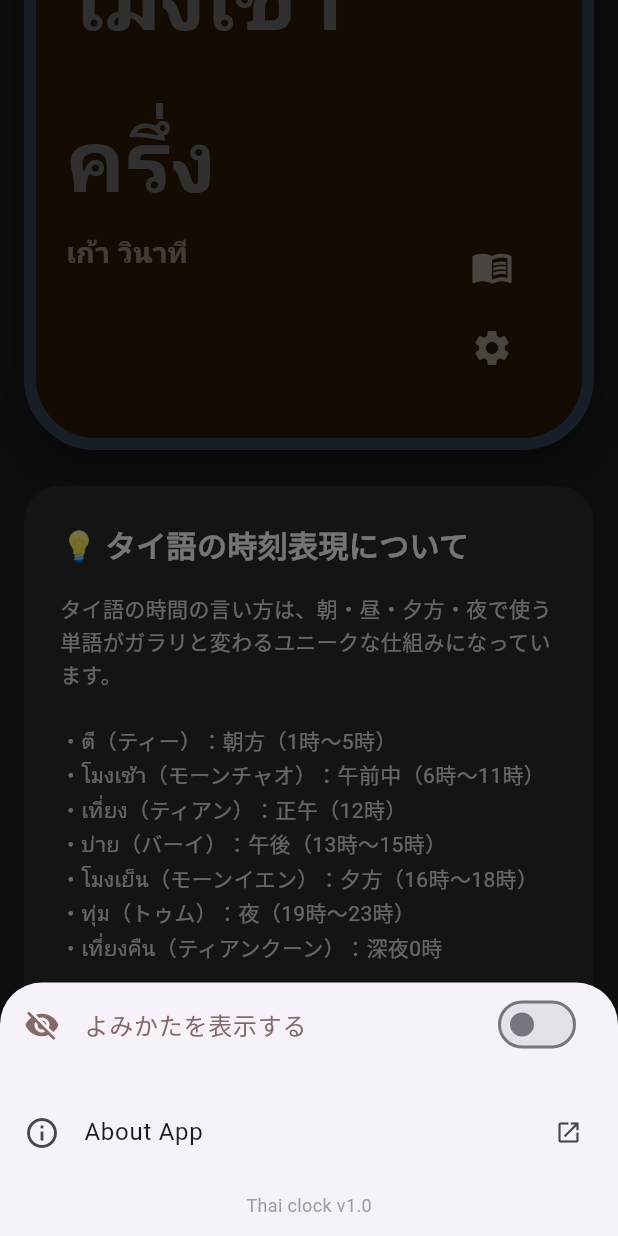
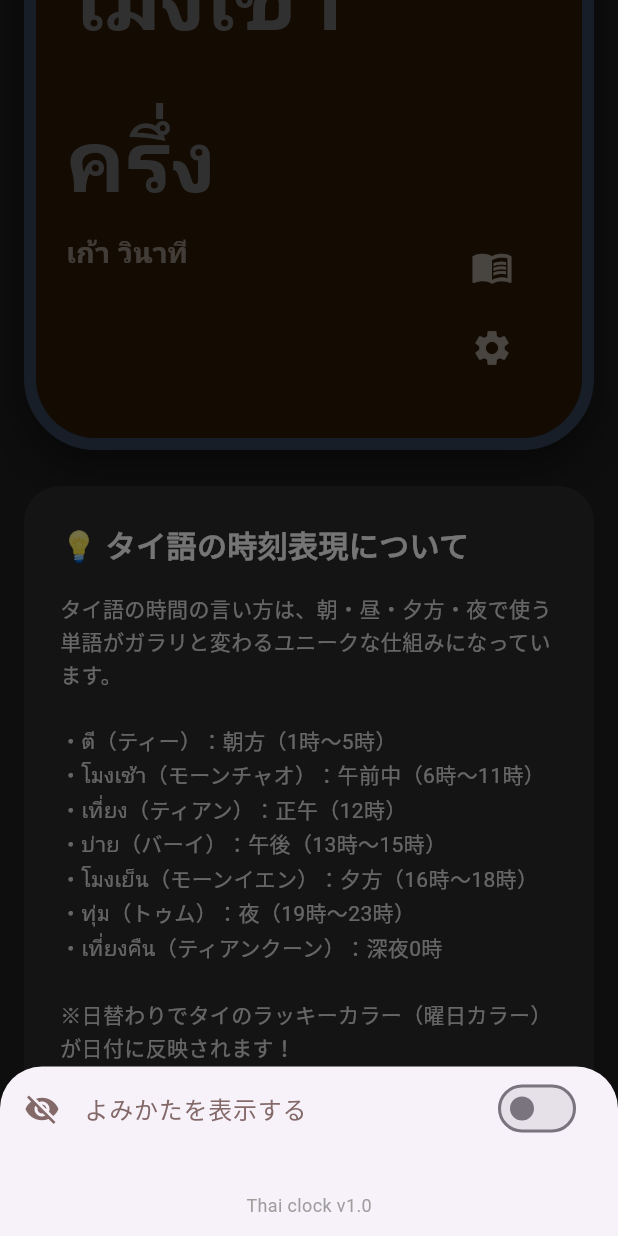
Before and after one commit to nsquaredtokyo-k/thaiclock-web, a Flutter app: the screen it shows after launch, scrolled down 576 dp, after a tap on the "settings" icon, on a phone screen of 412 x 824 dp. Run offline on Flutter 3.47's test engine with Material 3 defaults, Android fonts, the phone set to English and light mode, and no system bars; our stand-ins replace google_fonts; Roboto replaces fonts that are missing (Sarabun).

```diff
--- a/lib/main.dart
+++ b/lib/main.dart
@@ -1,8 +1,6 @@
 import 'dart:async';
 import 'package:flutter/material.dart';
-//import 'package:intl/intl.dart';
 import 'thaiwords.dart';
-//import 'package:flutter/foundation.dart'; // kIsWeb を使うために必要
 import 'package:url_launcher/url_launcher.dart'; // 外部リンクへ繋げる
 import 'package:google_fonts/google_fonts.dart';
 
@@ -417,17 +415,17 @@ class _ThaiClockHomeScreenState extends State<ThaiClockHomeScreen> {
               // --------------------------------------------------
               // 3. About App リンク（GitHub等へジャンプ）
               // --------------------------------------------------
-              ListTile(
-                leading: const Icon(Icons.info_outline),
-                title: const Text('About App'),
-                trailing: const Icon(Icons.open_in_new, size: 18), // 外部遷移アイコン
-                onTap: () {
-                  Navigator.pop(context);
-                  // ご自身の GitHub ページの URL に書き換えてね！
-                  _launchURL(
-                      'https://nsquaredtokyo-k.github.io/thaiclock-web/');
-                },
-              ),
+              // ListTile(
+              //   leading: const Icon(Icons.info_outline),
+              //   title: const Text('About App'),
+              //   trailing: const Icon(Icons.open_in_new, size: 18), // 外部遷移アイコン
+              //   onTap: () {
+              //     Navigator.pop(context);
+              //     // ご自身の GitHub ページの URL に書き換えてね！
+              //     _launchURL(
+              //         'https://nsquaredtokyo-k.github.io/thaiclock-web/');
+              //   },
+              // ),
 
               const SizedBox(height: 12),
 
@@ -577,6 +575,33 @@ class _ThaiClockHomeScreenState extends State<ThaiClockHomeScreen> {
                                 color: Color.fromARGB(255, 250, 248, 248)
                                     .withValues(alpha: 0.87),
                                 height: 1.6,
+                              ),
+                            ),
+                            const SizedBox(height: 24), // 上との余白
+
+                            // ★ここから追加ボタン
+                            ElevatedButton.icon(
+                              onPressed: () async {
+                                final Uri url = Uri.parse(
+                                    'https://nsquaredtokyo-k.github.io/thaiclock-web/');
+                                if (await canLaunchUrl(url)) {
+                                  await launchUrl(
+                                    url,
+                                    webOnlyWindowName:
+                                        'ThaiClockMini', // 新しいウィンドウで開く設定
+                                  );
+                                }
+                              },
+                              icon: const Icon(Icons.open_in_new, size: 18),
+                              label: const Text('📱 デスクトップ用ミニ時計を開く'),
+                              style: ElevatedButton.styleFrom(
+                                backgroundColor: const Color(0xFF334155),
+                                foregroundColor: Colors.white,
+                                padding: const EdgeInsets.symmetric(
+                                    horizontal: 20, vertical: 14),
+                                shape: RoundedRectangleBorder(
+                                  borderRadius: BorderRadius.circular(12),
+                                ),
                               ),
                             ),
                           ],
--- a/pubspec.yaml
+++ b/pubspec.yaml
@@ -10,7 +10,6 @@ environment:
 dependencies:
   flutter:
     sdk: flutter
-  # home_widget: ^0.6.0  👈 不要なので削除したよ！
   google_fonts: ^6.1.0
   cupertino_icons: ^1.0.8
   intl: ^0.20.2
```
